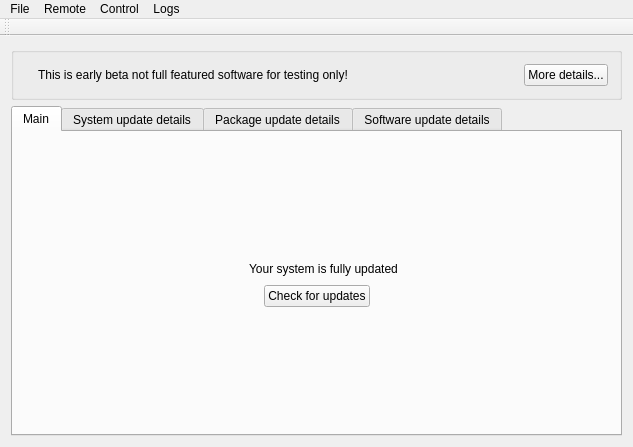
First picture: the form in src-qt4/pc-updatecenter/mainwindow.ui, repository trueos/pcbsd, before the edit.
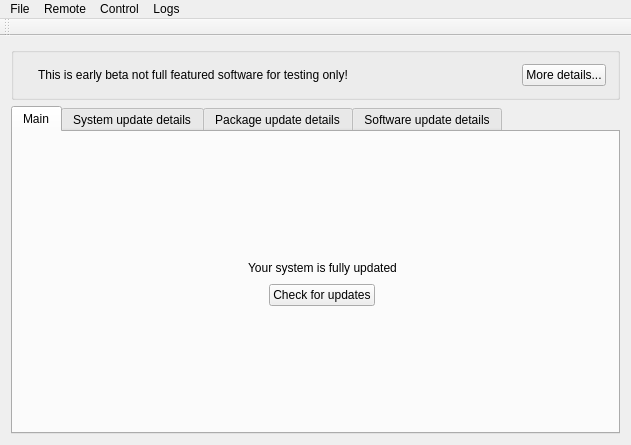
Second picture: the form after the edit. The open tabs and pages were chosen to show the change. Icons and pictures are not drawn. Custom widgets are drawn as their Qt base class.

Commit message: 'Check all updates' button works now; Last update log backend should work; misc changes

What changed in the file:
```diff
--- a/src-qt4/pc-updatecenter/mainwindow.ui
+++ b/src-qt4/pc-updatecenter/mainwindow.ui
@@ -6,8 +6,8 @@
    <rect>
     <x>0</x>
     <y>0</y>
-    <width>633</width>
-    <height>447</height>
+    <width>631</width>
+    <height>445</height>
    </rect>
   </property>
   <property name="windowTitle">
@@ -102,8 +102,8 @@
              </spacer>
             </item>
             <item>
-             <layout class="QHBoxLayout" name="horizontalLayout">
-              <item>
+             <layout class="QGridLayout" name="gridLayout">
+              <item row="0" column="0" rowspan="2">
                <widget class="QLabel" name="label">
                 <property name="text">
                  <string/>
@@ -113,6 +113,8 @@
                 </property>
                </widget>
               </item>
+              <item row="0" column="1">
+               <layout class="QHBoxLayout" name="horizontalLayout">
               <item>
                <spacer name="horizontalSpacer_2">
                 <property name="orientation">
@@ -148,7 +150,7 @@
               </item>
              </layout>
             </item>
-            <item>
+              <item row="1" column="1">
              <layout class="QHBoxLayout" name="horizontalLayout_2">
               <item>
                <spacer name="horizontalSpacer_3">
@@ -189,6 +191,8 @@
               </item>
              </layout>
             </item>
+             </layout>
+            </item>
             <item>
              <spacer name="verticalSpacer_2">
               <property name="orientation">
@@ -334,7 +338,7 @@
     <rect>
      <x>0</x>
      <y>0</y>
-     <width>633</width>
+     <width>631</width>
      <height>21</height>
     </rect>
    </property>
```
Left out of the diff: 4 changed lines with no effect on the pictures. Lines whose indentation alone changed are shown as unchanged. The commit also changes 6 other files.
